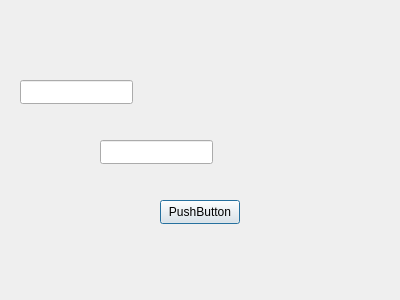
The window that signin.ui (ovvasylyshyn/Vamos) describes before a commit, drawn with Qt 5.
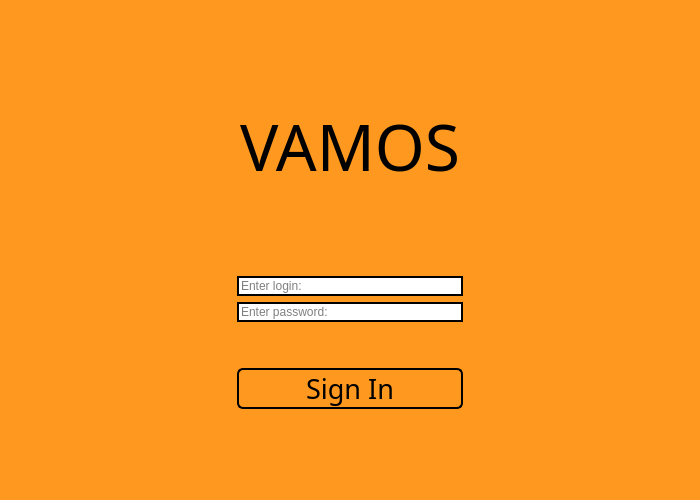
The same window after the commit. Icons and pictures are not drawn.

The edit to the form file:
```diff
--- a/signin.ui
+++ b/signin.ui
@@ -6,46 +6,226 @@
    <rect>
     <x>0</x>
     <y>0</y>
-    <width>400</width>
-    <height>300</height>
+    <width>700</width>
+    <height>500</height>
    </rect>
   </property>
+  <property name="minimumSize">
+   <size>
+    <width>700</width>
+    <height>500</height>
+   </size>
+  </property>
   <property name="windowTitle">
    <string>Dialog</string>
   </property>
-  <widget class="QPushButton" name="signInPB">
-   <property name="geometry">
-    <rect>
-     <x>160</x>
-     <y>200</y>
-     <width>80</width>
-     <height>24</height>
-    </rect>
-   </property>
-   <property name="text">
-    <string>PushButton</string>
-   </property>
-  </widget>
-  <widget class="QLineEdit" name="inLoginLE">
-   <property name="geometry">
-    <rect>
-     <x>20</x>
-     <y>80</y>
-     <width>113</width>
-     <height>24</height>
-    </rect>
-   </property>
-  </widget>
-  <widget class="QLineEdit" name="passwordLE">
-   <property name="geometry">
-    <rect>
-     <x>100</x>
-     <y>140</y>
-     <width>113</width>
-     <height>24</height>
-    </rect>
-   </property>
-  </widget>
+  <property name="windowIcon">
+   <iconset>
+    <normaloff>icona.png</normaloff>icona.png</iconset>
+  </property>
+  <property name="styleSheet">
+   <string notr="true">background-color:#FF981F;</string>
+  </property>
+  <layout class="QGridLayout" name="gridLayout">
+   <item row="1" column="0">
+    <spacer name="horizontalSpacer">
+     <property name="orientation">
+      <enum>Qt::Horizontal</enum>
+     </property>
+     <property name="sizeHint" stdset="0">
+      <size>
+       <width>40</width>
+       <height>20</height>
+      </size>
+     </property>
+    </spacer>
+   </item>
+   <item row="1" column="1">
+    <layout class="QVBoxLayout" name="verticalLayout_2">
+     <item>
+      <widget class="QLabel" name="titleL">
+       <property name="font">
+        <font>
+         <family>Huntress</family>
+         <pointsize>48</pointsize>
+        </font>
+       </property>
+       <property name="styleSheet">
+        <string notr="true">color: rgb(0, 0, 0);</string>
+       </property>
+       <property name="text">
+        <string>VAMOS</string>
+       </property>
+       <property name="alignment">
+        <set>Qt::AlignCenter</set>
+       </property>
+      </widget>
+     </item>
+     <item>
+      <spacer name="verticalSpacer_5">
+       <property name="orientation">
+        <enum>Qt::Vertical</enum>
+       </property>
+       <property name="sizeHint" stdset="0">
+        <size>
+         <width>20</width>
+         <height>40</height>
+        </size>
+       </property>
+      </spacer>
+     </item>
+     <item>
+      <spacer name="verticalSpacer_3">
+       <property name="orientation">
+        <enum>Qt::Vertical</enum>
+       </property>
+       <property name="sizeHint" stdset="0">
+        <size>
+         <width>20</width>
+         <height>40</height>
+        </size>
+       </property>
+      </spacer>
+     </item>
+     <item>
+      <layout class="QVBoxLayout" name="verticalLayout">
+       <item>
+        <widget class="QLineEdit" name="inLoginLE">
+         <property name="styleSheet">
+          <string notr="true">QLineEdit {
+    border: 2px solid #000000; 
+    background-color: #FFFFFF;
+	color: rgb(0, 0, 0);
+}
+
+QLineEdit:focus {
+    border: 2px solid #FF981F; 
+}</string>
+         </property>
+         <property name="placeholderText">
+          <string>Enter login:</string>
+         </property>
+        </widget>
+       </item>
+       <item>
+        <widget class="QLineEdit" name="passwordLE">
+         <property name="styleSheet">
+          <string notr="true">QLineEdit {
+    border: 2px solid #000000; 
+    background-color: #FFFFFF;
+	color: rgb(0, 0, 0);
+}
+
+QLineEdit:focus {
+    border: 2px solid #FF981F; 
+}</string>
+         </property>
+         <property name="echoMode">
+          <enum>QLineEdit::Password</enum>
+         </property>
+         <property name="placeholderText">
+          <string>Enter password:</string>
+         </property>
+        </widget>
+       </item>
+       <item>
+        <spacer name="verticalSpacer_4">
+         <property name="orientation">
+          <enum>Qt::Vertical</enum>
+         </property>
+         <property name="sizeHint" stdset="0">
+          <size>
+           <width>20</width>
+           <height>40</height>
+          </size>
+         </property>
+        </spacer>
+       </item>
+       <item>
+        <widget class="QPushButton" name="signInPB">
+         <property name="font">
+          <font>
+           <family>Huntress</family>
+           <pointsize>20</pointsize>
+          </font>
+         </property>
+         <property name="styleSheet">
+          <string notr="true">QPushButton {
+   background-color: rgb(255, 152, 31);
+color: rgb(0, 0, 0);
+border-color: rgb(0, 0, 0);
+border: 2px solid rgb(0, 0, 0);
+border-radius: 6px; 
+}
+
+QPushButton:hover {
+    color: rgb(38, 38, 38)rgb(255, 197, 21); 
+    background-color:#ffc515; 
+    border: 2px solid #ffffff; 
+}</string>
+         </property>
+         <property name="text">
+          <string>Sign In</string>
+         </property>
+        </widget>
+       </item>
+       <item>
+        <spacer name="verticalSpacer_6">
+         <property name="orientation">
+          <enum>Qt::Vertical</enum>
+         </property>
+         <property name="sizeHint" stdset="0">
+          <size>
+           <width>20</width>
+           <height>40</height>
+          </size>
+         </property>
+        </spacer>
+       </item>
+       <item>
+        <spacer name="verticalSpacer">
+         <property name="orientation">
+          <enum>Qt::Vertical</enum>
+         </property>
+         <property name="sizeHint" stdset="0">
+          <size>
+           <width>20</width>
+           <height>40</height>
+          </size>
+         </property>
+        </spacer>
+       </item>
+      </layout>
+     </item>
+    </layout>
+   </item>
+   <item row="1" column="2">
+    <spacer name="horizontalSpacer_2">
+     <property name="orientation">
+      <enum>Qt::Horizontal</enum>
+     </property>
+     <property name="sizeHint" stdset="0">
+      <size>
+       <width>40</width>
+       <height>20</height>
+      </size>
+     </property>
+    </spacer>
+   </item>
+   <item row="0" column="1">
+    <spacer name="verticalSpacer_2">
+     <property name="orientation">
+      <enum>Qt::Vertical</enum>
+     </property>
+     <property name="sizeHint" stdset="0">
+      <size>
+       <width>20</width>
+       <height>40</height>
+      </size>
+     </property>
+    </spacer>
+   </item>
+  </layout>
  </widget>
  <resources/>
  <connections/>
```
Left out of the diff: 2 changed lines with no effect on the pictures.
